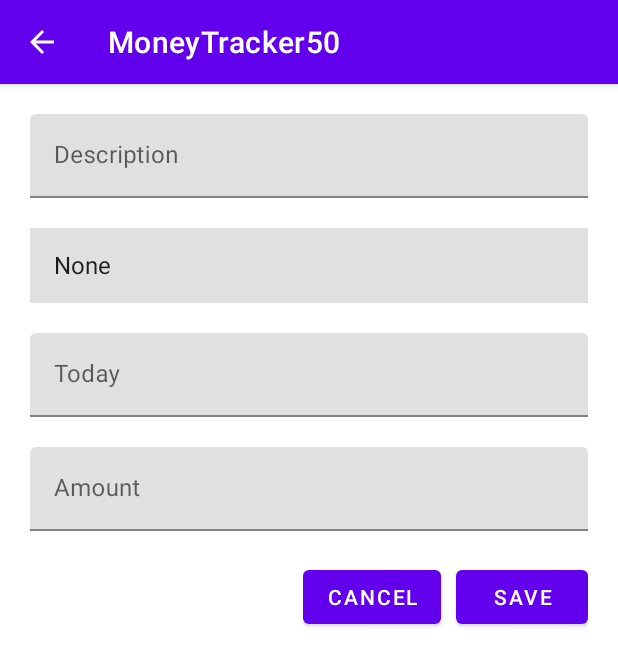
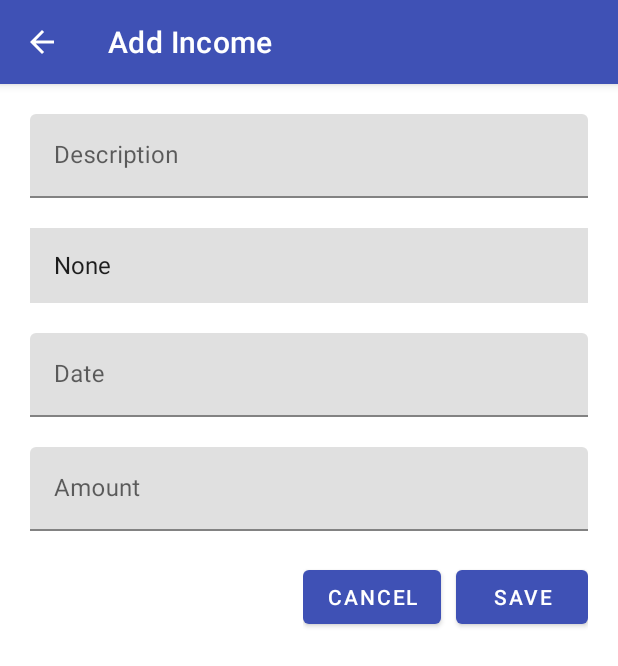
Before and after one commit to devyza/MoneyTracker50, an Android app: the SaveActivity screen opened directly, with no data from a screen before it, on a phone screen of 412 x 824 dp. Shown: the top 666 px of the screen. Run offline under Robolectric (Android 15) with nearby library versions, the phone set to English and light mode, and no system bars; our stand-ins replace Room's generated code.

Commit message:
UI Customization

```diff
--- a/app/src/main/java/com/example/moneytracker50/RecordAdapter.java
+++ b/app/src/main/java/com/example/moneytracker50/RecordAdapter.java
@@ -13,6 +13,7 @@ import androidx.annotation.NonNull;
 import androidx.recyclerview.widget.RecyclerView;
 
 
+import java.math.BigDecimal;
 import java.util.ArrayList;
 import java.util.Date;
 import java.util.List;
@@ -21,9 +22,12 @@ public class RecordAdapter extends RecyclerView.Adapter<RecordAdapter.RecordView
 
     Context contextMain;
     private List<Record> recordList = new ArrayList<>();
+    int green, red;
 
     public RecordAdapter(Context context){
         this.contextMain = context;
+        green = context.getResources().getColor(R.color.green);
+        red = context.getResources().getColor(R.color.red);
     }
 
     @NonNull
@@ -79,6 +83,7 @@ public class RecordAdapter extends RecyclerView.Adapter<RecordAdapter.RecordView
             descriptionTextView.setText(record.getDescription());
             dateTextView.setText(Formatter.formatDate(record.getDate()));
             amountTextView.setText(Formatter.formatMoney(record.getAmount()));
+            amountTextView.setTextColor(record.getAmount().compareTo(new BigDecimal("0")) == 1 ? green : red);
             categoryTextView.setText(RecordDatabase
                     .getInstance(containerView.getContext())
                     .categoryDao().getCategory(record.getCategory_id()).getName()
--- a/app/src/main/java/com/example/moneytracker50/RecordBarChart.java
+++ b/app/src/main/java/com/example/moneytracker50/RecordBarChart.java
@@ -52,6 +52,7 @@ public class RecordBarChart extends BarChart {
             barEntries.add(new BarEntry(i, dataValues.getOrDefault(months[i], 0f)));
 
         setData(new BarData(new BarDataSet(barEntries, null)));
+        animateY(1200);
         notifyDataSetChanged();
     }
 }
--- a/app/src/main/java/com/example/moneytracker50/RecordPieChart.java
+++ b/app/src/main/java/com/example/moneytracker50/RecordPieChart.java
@@ -17,7 +17,7 @@ public class RecordPieChart extends PieChart {
     public RecordPieChart(Context context, AttributeSet attrs) {
         super(context, attrs);
         setRotationEnabled(false);
-        setExtraOffsets(0f, 40f, 0f, 0f);
+        setExtraOffsets(0f, 5f, 0f, 5f);
         getLegend().setWordWrapEnabled(true);
         getDescription().setEnabled(false);
     }
--- a/app/src/main/java/com/example/moneytracker50/SaveActivity.java
+++ b/app/src/main/java/com/example/moneytracker50/SaveActivity.java
@@ -36,6 +36,8 @@ public class SaveActivity extends AppCompatActivity {
         getSupportActionBar().setDisplayHomeAsUpEnabled(true);
 
         isIncome = getIntent().getBooleanExtra("isIncome", true);
+        getSupportActionBar().setTitle(isIncome ? "Add Income" : "Add Expense");
+
         database = RecordDatabase.getInstance(SaveActivity.this);
         categories = RecordDatabase
                 .getInstance(getApplicationContext())
--- a/app/src/main/res/layout/fragment_history.xml
+++ b/app/src/main/res/layout/fragment_history.xml
@@ -3,6 +3,7 @@
     android:orientation="vertical"
     android:layout_width="match_parent"
     android:layout_height="match_parent"
+    android:background="@color/white"
     android:padding="10dp">
 
    <include
--- a/app/src/main/res/layout/layout_recordform.xml
+++ b/app/src/main/res/layout/layout_recordform.xml
@@ -26,7 +26,8 @@
         android:layout_width="match_parent"
         android:layout_height="50dp"
         android:layout_marginBottom="20dp"
-        android:background="#FFE0E0E0"/>
+        android:background="#E0E0E0"
+        android:theme="@style/Theme.MoneyTracker50" />
 
     <com.google.android.material.textfield.TextInputLayout
         android:layout_width="match_parent"
@@ -36,7 +37,7 @@
             android:id="@+id/edtDate"
             android:layout_width="match_parent"
             android:layout_height="wrap_content"
-            android:hint="Today"
+            android:hint="Date"
             android:cursorVisible="false"
             android:singleLine="true" />
     </com.google.android.material.textfield.TextInputLayout>
@@ -50,7 +51,7 @@
             android:layout_width="match_parent"
             android:layout_height="wrap_content"
             android:hint="Amount"
-            android:inputType="numberDecimal"
+            android:inputType="numberSigned|numberDecimal"
             android:singleLine="true" />
     </com.google.android.material.textfield.TextInputLayout>
 
--- a/app/src/main/res/values-night/themes.xml
+++ b/app/src/main/res/values-night/themes.xml
@@ -12,5 +12,6 @@
         <!-- Status bar color. -->
         <item name="android:statusBarColor" tools:targetApi="l">?attr/colorPrimaryVariant</item>
         <!-- Customize your theme here. -->
+        <item name="backgroundTint">@color/black</item>
     </style>
 </resources>
--- a/app/src/main/res/values/colors.xml
+++ b/app/src/main/res/values/colors.xml
@@ -1,5 +1,7 @@
 <?xml version="1.0" encoding="utf-8"?>
 <resources>
+    <color name="main">#3F51B5</color>
+    <color name="mainDark">#002984</color>
     <color name="purple_200">#FFBB86FC</color>
     <color name="purple_500">#FF6200EE</color>
     <color name="purple_700">#FF3700B3</color>
@@ -7,4 +9,6 @@
     <color name="teal_700">#FF018786</color>
     <color name="black">#FF000000</color>
     <color name="white">#FFFFFFFF</color>
+    <color name="green">#3C8C3F</color>
+    <color name="red">#D32F2F</color>
 </resources>
--- a/app/src/main/res/values/strings.xml
+++ b/app/src/main/res/values/strings.xml
@@ -1,3 +1,4 @@
 <resources>
     <string name="app_name">MoneyTracker50</string>
+    <string name="app_description">"CS50x 2020 Final Project\nby Ye Zaw Aung\n(Yangon, Myanmar)"</string>
 </resources>
--- a/app/src/main/res/values/themes.xml
+++ b/app/src/main/res/values/themes.xml
@@ -2,15 +2,15 @@
     <!-- Base application theme. -->
     <style name="Theme.MoneyTracker50" parent="Theme.MaterialComponents.DayNight.DarkActionBar">
         <!-- Primary brand color. -->
-        <item name="colorPrimary">@color/purple_500</item>
-        <item name="colorPrimaryVariant">@color/purple_700</item>
+        <item name="colorPrimary">#3F51B5</item>
+        <item name="colorPrimaryVariant">#002984</item>
         <item name="colorOnPrimary">@color/white</item>
         <!-- Secondary brand color. -->
-        <item name="colorSecondary">@color/teal_200</item>
-        <item name="colorSecondaryVariant">@color/teal_700</item>
+        <item name="colorSecondary">#F06292</item>
+        <item name="colorSecondaryVariant">#BA2D65</item>
         <item name="colorOnSecondary">@color/black</item>
         <!-- Status bar color. -->
-        <item name="android:statusBarColor" tools:targetApi="l">?attr/colorPrimaryVariant</item>
+        <item name="android:statusBarColor" tools:targetApi="l">?attr/colorPrimaryDark</item>
         <!-- Customize your theme here. -->
     </style>
 </resources>
```
Also changed, not shown: app/src/main/java/com/example/moneytracker50/HomeFragment.java (+7 -4 lines), app/src/main/java/com/example/moneytracker50/MainActivity.java (+5 -3 lines), app/src/main/res/layout/fragment_analytics.xml (+21 -35 lines), app/src/main/res/layout/fragment_home.xml (+13 -4 lines), app/src/main/res/layout/layout_datebuttons.xml (+15 -5 lines), app/src/main/res/layout/viewholder_record.xml (+34 -28 lines).
